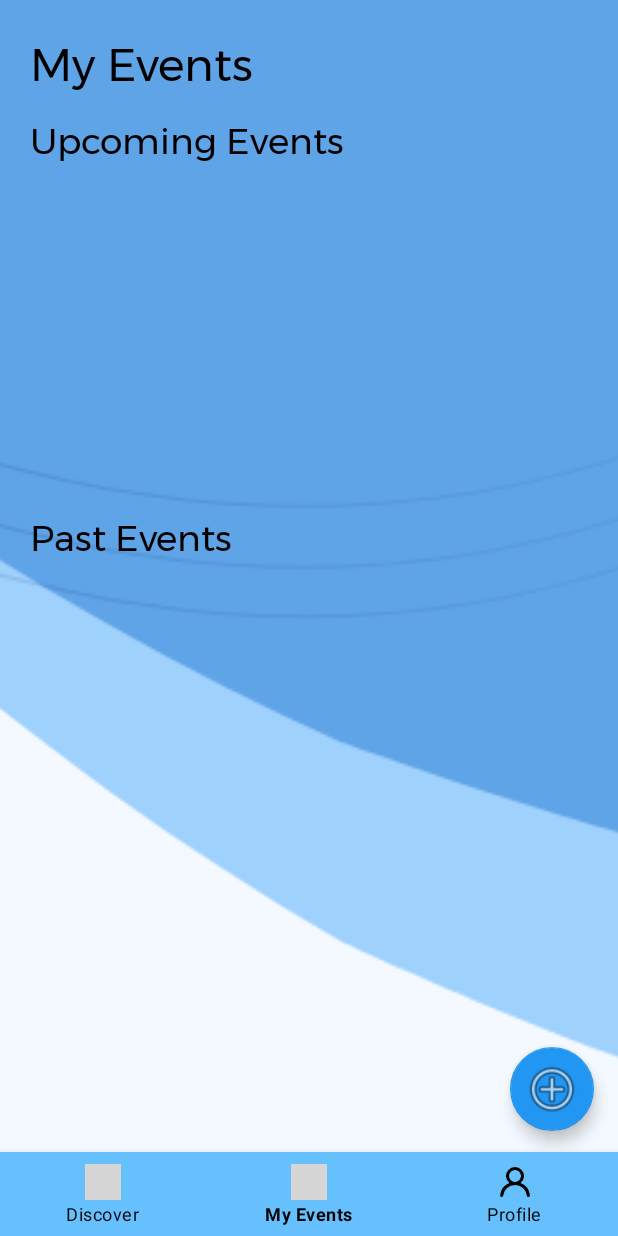
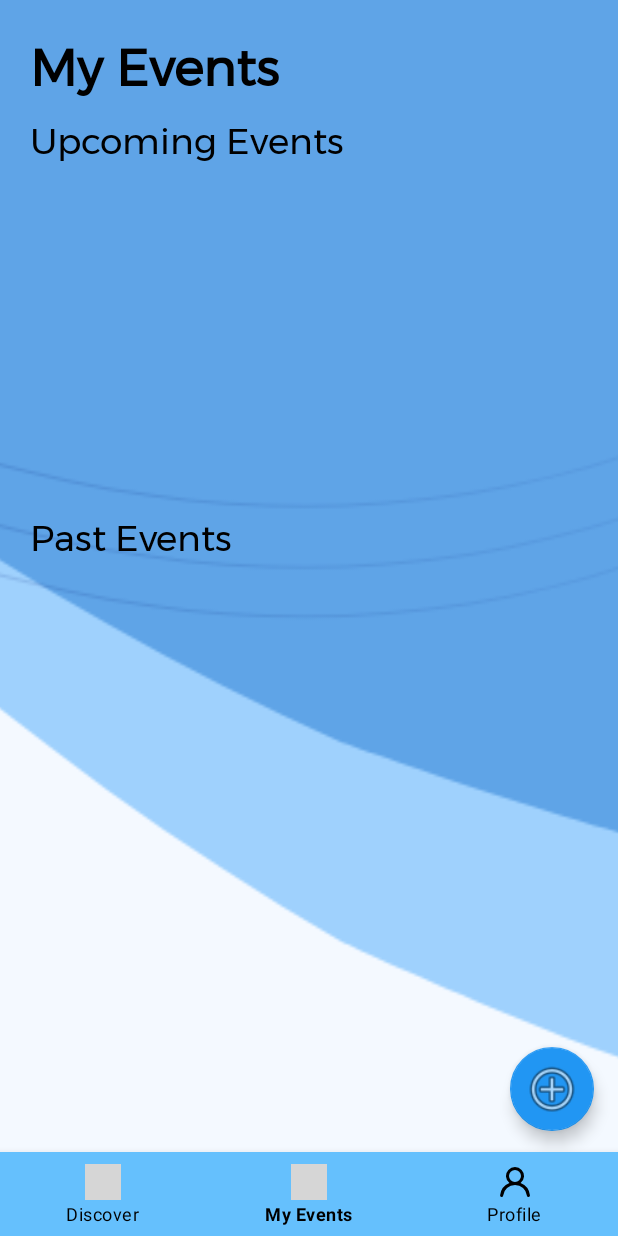
Before and after one commit to satiskumar0597/BKMI-EMS, an Android app: the AdminMainActivity screen opened directly, with no data from a screen before it, item 2 of the bottom bar chosen, on a phone screen of 412 x 824 dp. Run offline under Robolectric (Android 15) with nearby library versions, the phone set to English and light mode, and no system bars; our stand-ins replace Firebase (no records; nobody signed in at launch, a user with empty details on screens opened directly); 2 statements that could not run were skipped; grey boxes are pictures that could not be loaded.

Commit message:
Minor bug fixes. font size, textview overlay

```diff
--- a/app/src/main/java/com/aspinax/lanaevents/AdminMainActivity.java
+++ b/app/src/main/java/com/aspinax/lanaevents/AdminMainActivity.java
@@ -173,6 +173,7 @@ public class AdminMainActivity extends AppCompatActivity {
         viewReportFloat.setOnClickListener(new View.OnClickListener() {
             @Override
             public void onClick(View v) {
+                greeting.setText("");
                 bckgroundDimmer.setVisibility(View.INVISIBLE);
                 addEventFloat.hide();
                 viewReportFloat.hide();
--- a/app/src/main/res/layout/activity_user_main.xml
+++ b/app/src/main/res/layout/activity_user_main.xml
@@ -23,7 +23,7 @@
         android:layout_height="wrap_content"
         android:layout_marginTop="25dp"
         android:fontFamily="@font/montserrat"
-        android:text="Hello, Saty"
+        android:text=""
         android:textAlignment="center"
         android:textColor="@color/black"
         android:textSize="33sp"
--- a/app/src/main/res/layout/fragment_admin_events.xml
+++ b/app/src/main/res/layout/fragment_admin_events.xml
@@ -12,10 +12,11 @@
         android:layout_height="wrap_content"
         android:layout_marginStart="20dp"
         android:layout_marginTop="20dp"
+        android:fontFamily="@font/montserrat"
         android:text="My Events"
         android:textColor="@color/black"
-        android:fontFamily="@font/montserrat"
-        android:textSize="30sp"/>
+        android:textSize="33sp"
+        android:textStyle="bold" />
 
     <TextView
         android:layout_width="match_parent"
--- a/app/src/main/res/layout/fragment_admin_report.xml
+++ b/app/src/main/res/layout/fragment_admin_report.xml
@@ -15,7 +15,7 @@
         android:fontFamily="@font/montserrat"
         android:text="Attendance Report"
         android:textColor="@color/black"
-        android:textSize="30sp"
+        android:textSize="33sp"
         android:textStyle="bold" />
 
     <TextView
```
